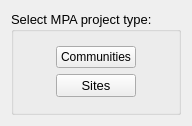
Before: the Qt Designer form src/gui/select_mpa_type.ui in Ecotrust/delphos, drawn with Qt 5.
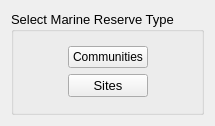
After: the same form once the commit is applied.

Patch:
```diff
--- a/src/gui/select_mpa_type.ui
+++ b/src/gui/select_mpa_type.ui
@@ -5,7 +5,7 @@
    <rect>
     <x>0</x>
     <y>0</y>
-    <width>182</width>
+    <width>199</width>
     <height>126</height>
    </rect>
   </property>
@@ -22,7 +22,7 @@
       </font>
      </property>
      <property name="title" >
-      <string>Select MPA project type:</string>
+      <string>Select Marine Reserve Type</string>
      </property>
      <layout class="QVBoxLayout" >
       <item>
```
